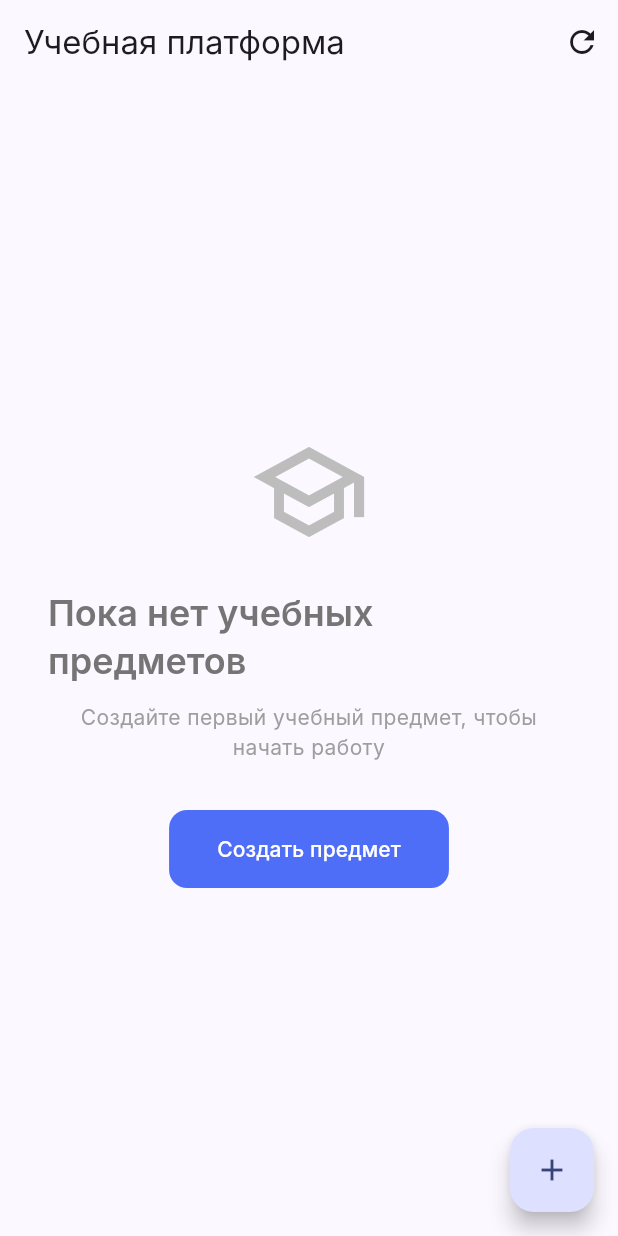
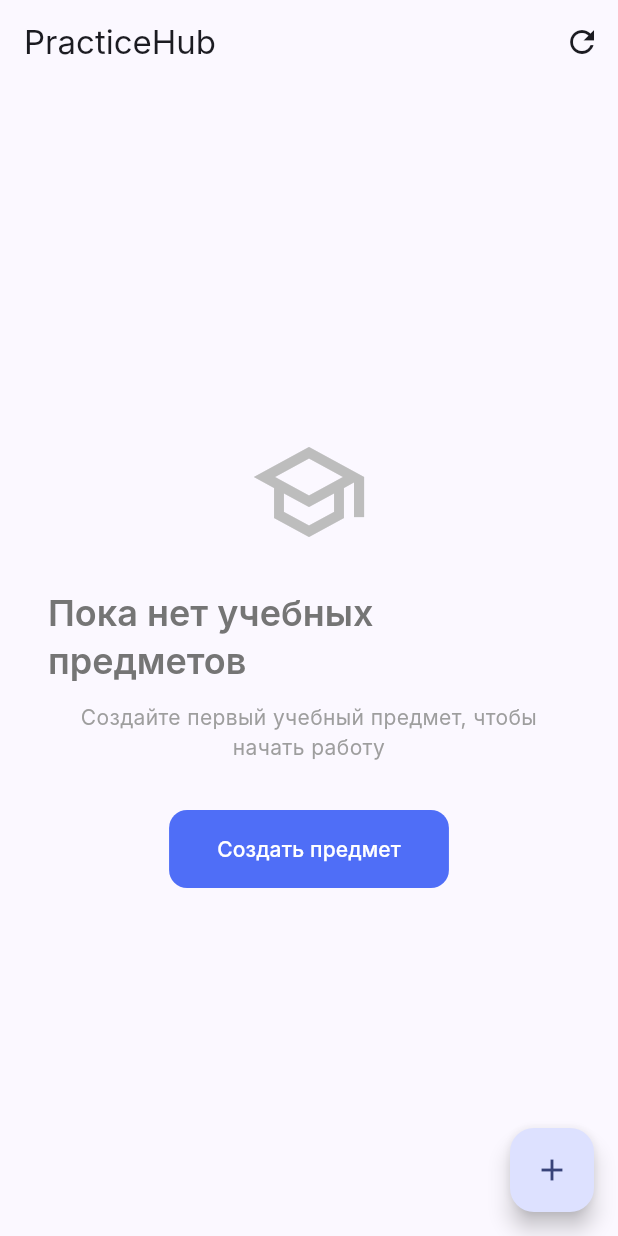
Before and after one commit to Impostorer/release, a Flutter app: the screen it shows after launch, on a phone screen of 412 x 824 dp. Run offline on Flutter 3.47's test engine with Material 3 defaults, Android fonts, the phone set to English and light mode, and no system bars; our stand-ins replace file_picker; network calls fail; Roboto replaces fonts that are missing (Inter).

Commit message:
change 1

```diff
--- a/lib/screens/home_screen.dart
+++ b/lib/screens/home_screen.dart
@@ -73,7 +73,7 @@ class _HomeScreenState extends State<HomeScreen> {
 
     return Scaffold(
       appBar: AppBar(
-        title: const Text('Учебная платформа'),
+        title: const Text('PracticeHub'),
         elevation: 0,
         backgroundColor: Colors.transparent,
         foregroundColor: Theme.of(context).colorScheme.onBackground,
--- a/lib/screens/subject_detail_screen.dart
+++ b/lib/screens/subject_detail_screen.dart
@@ -175,7 +175,6 @@ class _SubjectDetailScreenState extends State<SubjectDetailScreen> {
                         ),
                   ),
                   const SizedBox(height: 8),
-                  _buildInfoRow('ID предмета', _subject.id.toString()),
                   _buildInfoRow(
                       'Практических работ', _subject.practiceCount.toString()),
                   _buildInfoRow('Дата создания', _subject.createdAt),
--- a/pubspec.yaml
+++ b/pubspec.yaml
@@ -13,7 +13,7 @@ dependencies:
   cupertino_icons: ^1.0.8
   http: ^1.1.0
   provider: ^6.1.1
-  file_picker: ^6.1.1
+  file_picker: ^10.3.6
   flutter_gen: ^5.12.0
   url_launcher: ^6.1.11
 
```
Also changed, not shown: lib/screens/practice_detail_screen.dart (+1 -10 lines), pubspec.lock, 1 other file.
